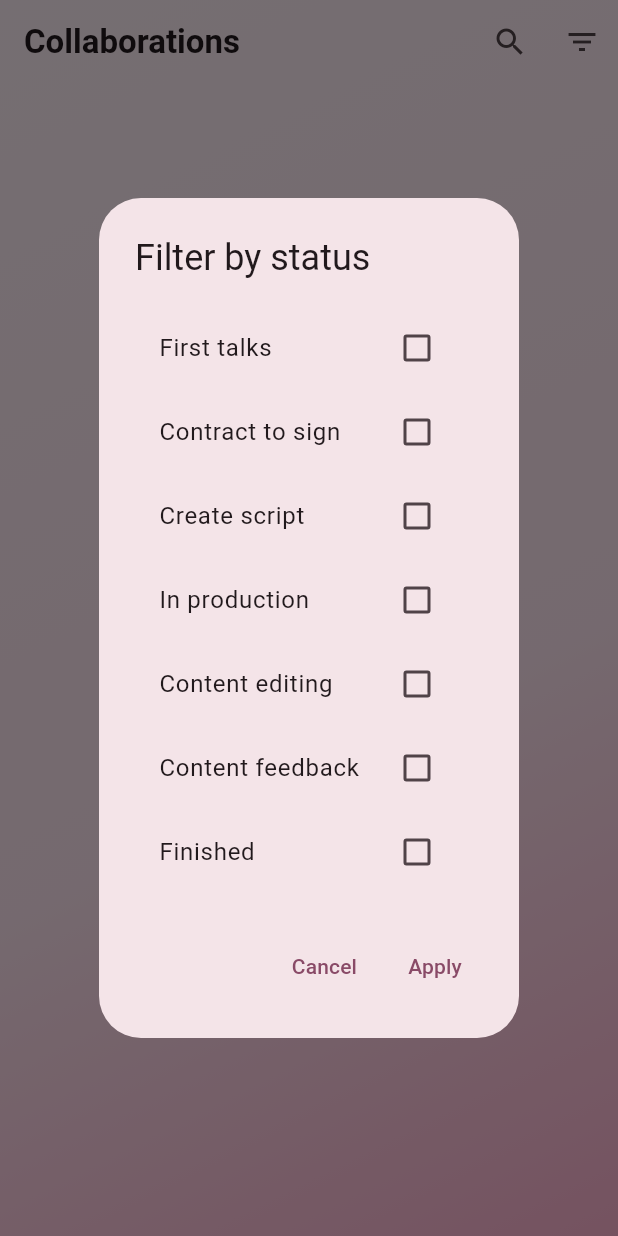
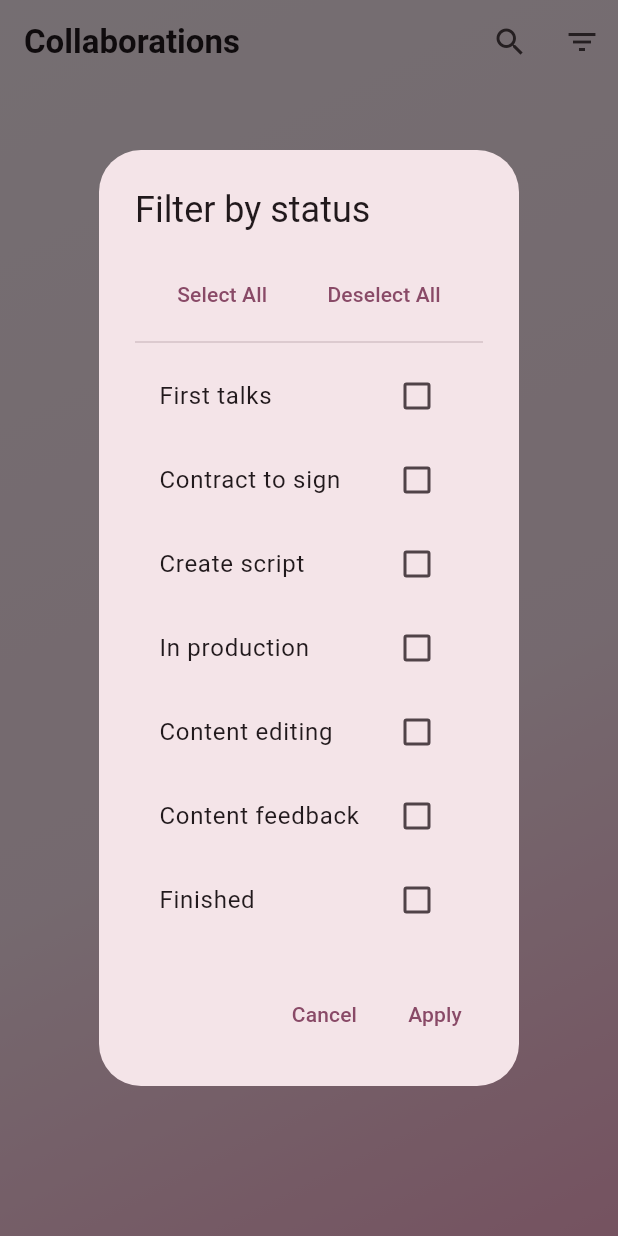
Before and after one commit to ph1l1pF/CollabFlow, a Flutter app: the CollaborationListPage screen opened directly, after a tap on the "filter list" icon, on a phone screen of 412 x 824 dp. Run offline on Flutter 3.47's test engine with Material 3 defaults, Android fonts, the phone set to English and light mode, and no system bars; our stand-ins replace flutter_local_notifications, flutter_secure_storage, hive, hive_flutter, pdf, share_plus and 4 more; missing offline and left inert: store_checker; accounts and stored records are empty.

Commit message:
select all in filter

```diff
--- a/lib/l10n/app_de.arb
+++ b/lib/l10n/app_de.arb
@@ -139,5 +139,7 @@
   "finishCollaborationConfirm": "Bist du sicher, dass du diese Collaboration als abgeschlossen markieren möchtest?",
   "collaborationFinished": "Collaboration als abgeschlossen markiert! ✅",
   "collaborationAlreadyFinished": "Collaboration ist bereits abgeschlossen!",
-  "searchCollaborationsHint": "Collaborations durchsuchen..."
+  "searchCollaborationsHint": "Collaborations durchsuchen...",
+  "selectAll": "Alle auswählen",
+  "deselectAll": "Alle abwählen"
 }
--- a/lib/l10n/app_en.arb
+++ b/lib/l10n/app_en.arb
@@ -139,5 +139,7 @@
   "finishCollaborationConfirm": "Are you sure you want to mark this collaboration as finished?",
   "collaborationFinished": "Collaboration marked as finished! ✅",
   "collaborationAlreadyFinished": "Collaboration is already finished!",
-  "searchCollaborationsHint": "Search collaborations..."
+  "searchCollaborationsHint": "Search collaborations...",
+  "selectAll": "Select All",
+  "deselectAll": "Deselect All"
 }
--- a/lib/l10n/app_localizations.dart
+++ b/lib/l10n/app_localizations.dart
@@ -371,7 +371,7 @@ abstract class AppLocalizations {
   /// No description provided for @selectAll.
   ///
   /// In en, this message translates to:
-  /// **'Select all'**
+  /// **'Select All'**
   String get selectAll;
 
   /// No description provided for @apply.
@@ -925,6 +925,12 @@ abstract class AppLocalizations {
   /// In en, this message translates to:
   /// **'Search collaborations...'**
   String get searchCollaborationsHint;
+
+  /// No description provided for @deselectAll.
+  ///
+  /// In en, this message translates to:
+  /// **'Deselect All'**
+  String get deselectAll;
 }
 
 class _AppLocalizationsDelegate
--- a/lib/l10n/app_localizations_de.dart
+++ b/lib/l10n/app_localizations_de.dart
@@ -438,4 +438,7 @@ class AppLocalizationsDe extends AppLocalizations {
 
   @override
   String get searchCollaborationsHint => 'Collaborations durchsuchen...';
+
+  @override
+  String get deselectAll => 'Alle abwählen';
 }
--- a/lib/l10n/app_localizations_en.dart
+++ b/lib/l10n/app_localizations_en.dart
@@ -146,7 +146,7 @@ class AppLocalizationsEn extends AppLocalizations {
   String get removeFilters => 'Remove filters';
 
   @override
-  String get selectAll => 'Select all';
+  String get selectAll => 'Select All';
 
   @override
   String get apply => 'Apply';
@@ -437,4 +437,7 @@ class AppLocalizationsEn extends AppLocalizations {
 
   @override
   String get searchCollaborationsHint => 'Search collaborations...';
+
+  @override
+  String get deselectAll => 'Deselect All';
 }
--- a/lib/views/collaborations-list/collaborations-list.dart
+++ b/lib/views/collaborations-list/collaborations-list.dart
@@ -57,6 +57,7 @@ class _CollaborationListPageState extends State<CollaborationListPage> {
                     });
                   },
                   decoration: InputDecoration(
+
                     hintText: AppLocalizations.of(context)?.searchCollaborationsHint ?? "Search collaborations...",
                     border: InputBorder.none,
                     hintStyle: TextStyle(
@@ -98,7 +99,32 @@ class _CollaborationListPageState extends State<CollaborationListPage> {
                           content: SingleChildScrollView(
                             child: Column(
                               mainAxisSize: MainAxisSize.min,
-                              children: CollabState.values.map((state) {
+                              children: [
+                                // Select All / Deselect All buttons
+                                Row(
+                                  mainAxisAlignment: MainAxisAlignment.spaceEvenly,
+                                  children: [
+                                    TextButton(
+                                      onPressed: () {
+                                        setState(() {
+                                          _selectedStates = List.from(CollabState.values);
+                                        });
+                                      },
+                                      child: Text(AppLocalizations.of(context)?.selectAll ?? "Select All"),
+                                    ),
+                                    TextButton(
+                                      onPressed: () {
+                                        setState(() {
+                                          _selectedStates.clear();
+                                        });
+                                      },
+                                      child: Text(AppLocalizations.of(context)?.deselectAll ?? "Deselect All"),
+                                    ),
+                                  ],
+                                ),
+                                const Divider(),
+                                // Status checkboxes
+                                ...CollabState.values.map((state) {
                                   final isSelected = _selectedStates.contains(state);
                                   return CheckboxListTile(
                                     title: Text(
@@ -115,7 +141,8 @@ class _CollaborationListPageState extends State<CollaborationListPage> {
                                       });
                                     },
                                   );
-                              }).toList(),
+                                }),
+                              ],
                             ),
                           ),
                           actions: [
```
Lines whose indentation alone changed are shown as unchanged.
